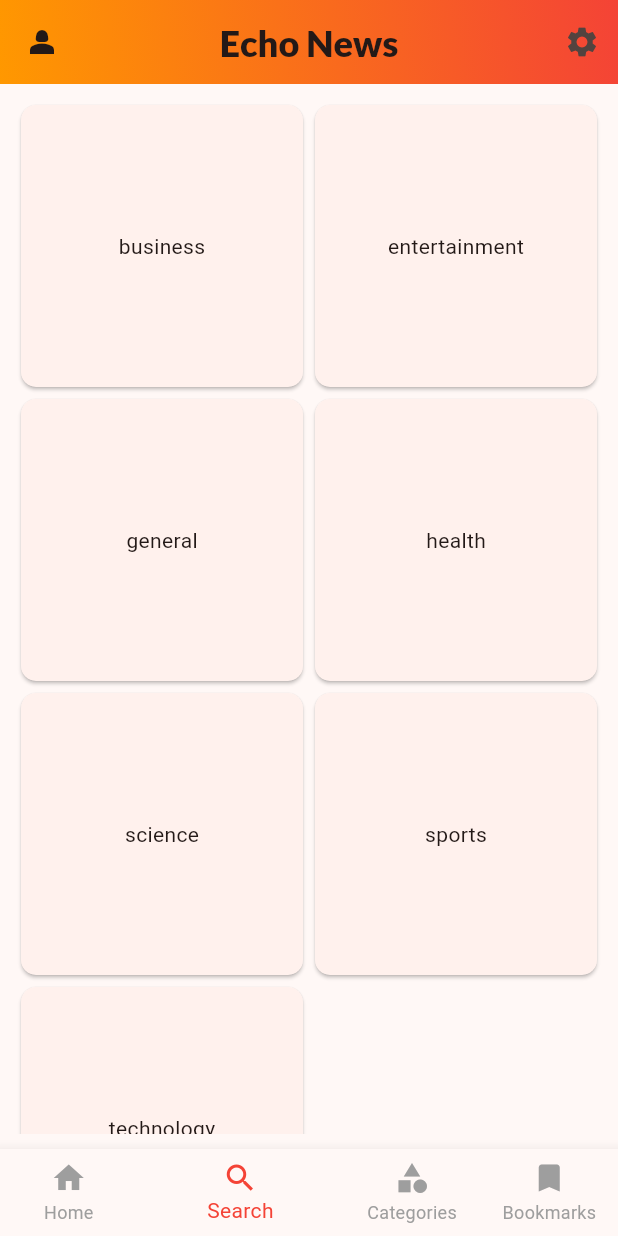
After one commit to 0xbarss/echo-news, a Flutter app: the screen it shows after launch, item 2 of the bottom bar chosen, on a phone screen of 412 x 824 dp. The commit adds this screen. Run offline on Flutter 3.47's test engine with Material 3 defaults, Android fonts, the phone set to English and light mode, and no system bars; our stand-ins replace google_fonts, share_plus; missing offline and left inert: news_api_flutter_package.

Commit message:
Categories page created

```diff
--- /dev/null
+++ b/lib/categories.dart
@@ -0,0 +1,40 @@
+import 'package:flutter/material.dart';
+import 'package:news_api_flutter_package/news_api_flutter_package.dart';
+import 'package:news_api_flutter_package/model/article.dart';
+
+class CategoriesPage extends StatelessWidget {
+  final List<String> categories = [
+    'business',
+    'entertainment',
+    'general',
+    'health',
+    'science',
+    'sports',
+    'technology',
+  ];
+
+  CategoriesPage({super.key});
+
+  @override
+  Widget build(BuildContext context) {
+    return Padding(
+      padding: const EdgeInsets.all(10),
+      child: GridView.builder(
+          gridDelegate: const SliverGridDelegateWithFixedCrossAxisCount(
+              crossAxisCount: 2),
+          itemCount: categories.length,
+          itemBuilder: (context, index) {
+            String category = categories[index];
+            return InkWell(
+                onTap: () {},
+                child: Card(
+                  shape: RoundedRectangleBorder(borderRadius: BorderRadius.circular(10)),
+                  child: Column(
+                    mainAxisAlignment: MainAxisAlignment.center,
+                    children: [Text(category)],
+                  ),
+                ));
+          }),
+    );
+  }
+}
--- a/lib/main.dart
+++ b/lib/main.dart
@@ -1,3 +1,4 @@
+import 'package:echo_news/categories.dart';
 import 'package:flutter/material.dart';
 import 'package:news_api_flutter_package/model/article.dart';
 import 'package:news_api_flutter_package/news_api_flutter_package.dart';
@@ -37,19 +38,20 @@ class MyHomePage extends StatefulWidget {
 class _MyHomePageState extends State<MyHomePage> {
   final String apiKey = "a194493e5fd94fff814c7eebf34e2f65";
   late NewsAPI newsAPI;
+  List<Article> newsData = [];
   int _bottomNavigationBarIndex = 0;
-  List<Article> newsData = [];
 
   void _onSelected(index) {
     setState(() {
       _bottomNavigationBarIndex = index;
     });
+
   }
 
-  Future<void> _getTopHeadLines(NewsAPI newsAPI) async {
+  Future<void> _getNewsWithCategory(NewsAPI newsAPI, {String category="general"}) async {
     try {
       List<Article> fetchedNewsData =
-          await newsAPI.getTopHeadlines(country: "us", category: "general");
+          await newsAPI.getTopHeadlines(country: "us", category: category);
       setState(() {
         newsData = fetchedNewsData
             .map((article) => Article(
@@ -74,11 +76,12 @@ class _MyHomePageState extends State<MyHomePage> {
   void initState() {
     super.initState();
     NewsAPI newsAPI = NewsAPI(apiKey: apiKey);
-    _getTopHeadLines(newsAPI);
+    _getNewsWithCategory(newsAPI);
   }
 
   @override
   Widget build(BuildContext context) {
+    final pages = [HomePage(newsData: newsData), CategoriesPage()];
     return Scaffold(
       appBar: AppBar(
         title: Text('Echo News',
@@ -98,7 +101,37 @@ class _MyHomePageState extends State<MyHomePage> {
           IconButton(onPressed: () => {}, icon: const Icon(Icons.settings))
         ],
       ),
-      body: Center(
+      body: pages[_bottomNavigationBarIndex],
+      bottomNavigationBar: BottomNavigationBar(
+        items: const [
+          BottomNavigationBarItem(icon: Icon(Icons.home), label: 'Home'),
+          BottomNavigationBarItem(icon: Icon(Icons.search), label: 'Search'),
+          BottomNavigationBarItem(
+              icon: Icon(Icons.category), label: 'Categories'),
+          BottomNavigationBarItem(
+              icon: Icon(Icons.bookmark), label: 'Bookmarks')
+        ],
+        selectedItemColor: Colors.red,
+        unselectedItemColor: Colors.grey,
+        currentIndex: _bottomNavigationBarIndex,
+        onTap: _onSelected,
+        showUnselectedLabels: true,
+      ),
+    );
+  }
+}
+
+class HomePage extends StatelessWidget {
+  const HomePage({
+    super.key,
+    required this.newsData,
+  });
+
+  final List<Article> newsData;
+
+  @override
+  Widget build(BuildContext context) {
+    return Center(
       child: Column(
         children: [
           Flexible(
@@ -120,22 +153,6 @@ class _MyHomePageState extends State<MyHomePage> {
           ),
         ],
       ),
-      ),
-      bottomNavigationBar: BottomNavigationBar(
-        items: const [
-          BottomNavigationBarItem(icon: Icon(Icons.home), label: 'Home'),
-          BottomNavigationBarItem(icon: Icon(Icons.search), label: 'Search'),
-          BottomNavigationBarItem(
-              icon: Icon(Icons.category), label: 'Categories'),
-          BottomNavigationBarItem(
-              icon: Icon(Icons.bookmark), label: 'Bookmarks')
-        ],
-        selectedItemColor: Colors.red,
-        unselectedItemColor: Colors.grey,
-        currentIndex: _bottomNavigationBarIndex,
-        onTap: _onSelected,
-        showUnselectedLabels: true,
-      ),
     );
   }
 }
```
Also changed, not shown: 1 other file. Lines whose indentation alone changed are shown as unchanged.
